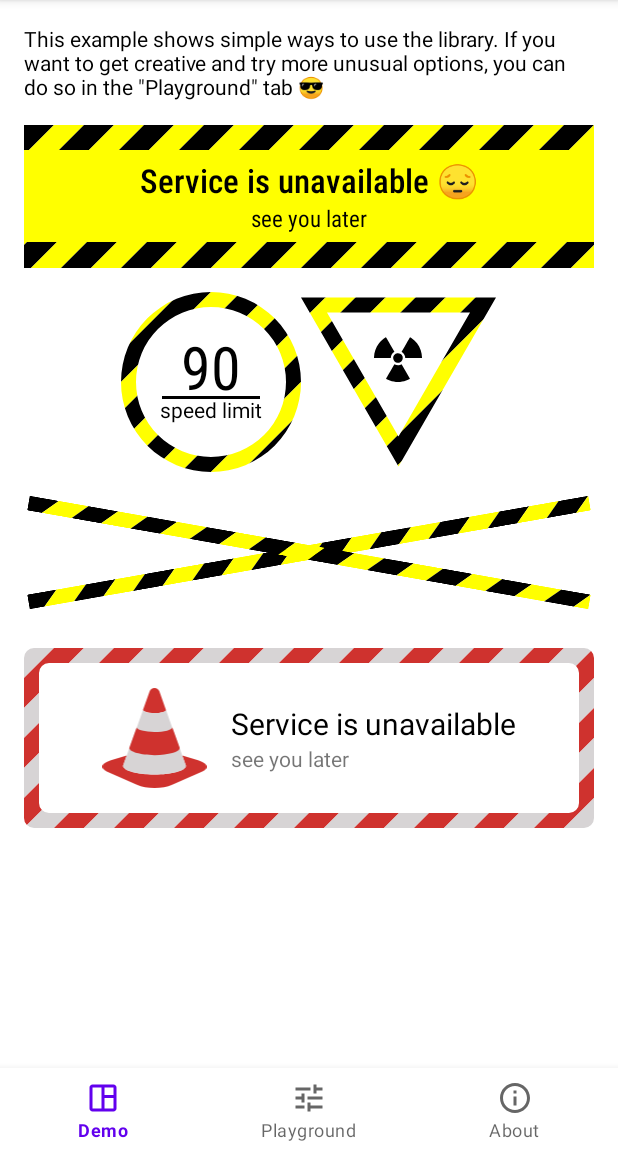
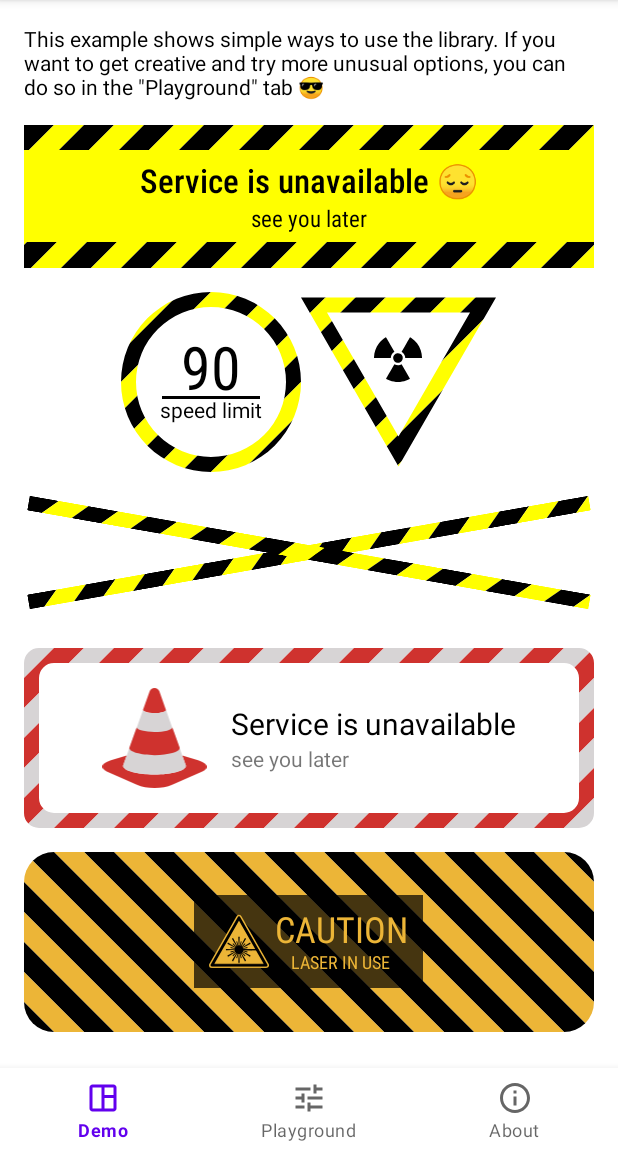
Before and after one commit to alexmedv/BarrierTape, an Android app: the screen it shows after launch (MainActivity), on a phone screen of 412 x 824 dp, the part 84-1236 px from its top. Run offline under Robolectric (Android 15) with nearby library versions, the phone set to English and light mode, and no system bars.

Commit message:
and one more update for demo fragment

```diff
--- a/app/src/main/java/ru/angryrobot/barriertape/demo/fragments/BaseFragment.kt
+++ b/app/src/main/java/ru/angryrobot/barriertape/demo/fragments/BaseFragment.kt
@@ -17,4 +17,7 @@ open class BaseFragment : Fragment() {
     val Int.dp
     get() = (this * resources.displayMetrics.density).toInt()
 
+    val Float.dp
+    get() = this * resources.displayMetrics.density
+
 }
--- a/app/src/main/java/ru/angryrobot/barriertape/demo/fragments/DemoFragment.kt
+++ b/app/src/main/java/ru/angryrobot/barriertape/demo/fragments/DemoFragment.kt
@@ -7,6 +7,7 @@ import android.view.ViewGroup
 import ru.angryrobot.barriertape.BarrierTapeDrawable
 import ru.angryrobot.barriertape.Shape
 import ru.angryrobot.barriertape.TriangleOrientation
+import ru.angryrobot.barriertape.demo.R
 import ru.angryrobot.barriertape.demo.databinding.DemoFragmentBinding
 
 class DemoFragment : BaseFragment() {
@@ -44,8 +45,15 @@ class DemoFragment : BaseFragment() {
         binding.tape6.background = BarrierTapeDrawable().apply {
             lineWidth = 20.dp
             setColors(listOf(0xcf322e, 0xd7d4d5))
-            setRadius(10F)
+            setRadius(10F.dp)
             borderWidth = 10.dp
+        }
+        val laserColor = resources.getColor(R.color.laser_icon)
+        binding.tape7.background = BarrierTapeDrawable().apply {
+            lineWidth = 20.dp
+            isReversed = true
+            setColors(listOf(laserColor, 0x000000))
+            setRadius(20F.dp)
         }
 
         return binding.root
--- /dev/null
+++ b/app/src/main/res/drawable/ic_laser.xml
@@ -0,0 +1,123 @@
+<vector xmlns:android="http://schemas.android.com/apk/res/android"
+    android:width="620dp"
+    android:height="560dp"
+    android:viewportWidth="620"
+    android:viewportHeight="560">
+  <path
+      android:pathData="M310,40l280,490h-560z"
+      android:strokeLineJoin="round"
+      android:strokeWidth="60"
+      android:fillColor="@color/laser_icon"
+      android:strokeColor="@color/laser_icon"/>
+  <path
+      android:pathData="M310,370m-45,0a45,45 0,1 1,90 0a45,45 0,1 1,-90 0"
+      android:fillColor="#000000"
+      android:strokeColor="#00000000"/>
+  <path
+      android:pathData="M308,370l-5,-135h14l-5,135"
+      android:fillColor="#000000"
+      android:strokeColor="#00000000"/>
+  <path
+      android:pathData="M308.068,369.482l20.396,-87.71l9.659,2.588l-26.191,86.157"
+      android:fillColor="#000000"
+      android:strokeColor="#00000000"/>
+  <path
+      android:pathData="M308.268,369l63.17,-119.413l12.124,7l-71.83,114.413"
+      android:fillColor="#000000"
+      android:strokeColor="#00000000"/>
+  <path
+      android:pathData="M308.586,368.586l61.518,-65.761l7.071,7.071l-65.761,61.518"
+      android:fillColor="#000000"
+      android:strokeColor="#00000000"/>
+  <path
+      android:pathData="M309,368.268l114.413,-71.83l7,12.124l-119.413,63.17"
+      android:fillColor="#000000"
+      android:strokeColor="#00000000"/>
+  <path
+      android:pathData="M309.482,368.068l86.157,-26.191l2.588,9.659l-87.71,20.396"
+      android:fillColor="#000000"
+      android:strokeColor="#00000000"/>
+  <path
+      android:pathData="M310,368l135,-5l-0,14l-135,-5"
+      android:fillColor="#000000"
+      android:strokeColor="#00000000"/>
+  <path
+      android:pathData="M310.518,368.068l87.71,20.396l-2.588,9.659l-86.157,-26.191"
+      android:fillColor="#000000"
+      android:strokeColor="#00000000"/>
+  <path
+      android:pathData="M311,368.268l119.413,63.17l-7,12.124l-114.413,-71.83"
+      android:fillColor="#000000"
+      android:strokeColor="#00000000"/>
+  <path
+      android:pathData="M311.414,368.586l65.761,61.518l-7.071,7.071l-61.518,-65.761"
+      android:fillColor="#000000"
+      android:strokeColor="#00000000"/>
+  <path
+      android:pathData="M311.732,369l71.83,114.413l-12.124,7l-63.17,-119.413"
+      android:fillColor="#000000"
+      android:strokeColor="#00000000"/>
+  <path
+      android:pathData="M311.932,369.482l26.191,86.157l-9.659,2.588l-20.396,-87.71"
+      android:fillColor="#000000"
+      android:strokeColor="#00000000"/>
+  <path
+      android:pathData="M312,370l5,135l-14,-0l5,-135"
+      android:fillColor="#000000"
+      android:strokeColor="#00000000"/>
+  <path
+      android:pathData="M311.932,370.518l-20.396,87.71l-9.659,-2.588l26.191,-86.157"
+      android:fillColor="#000000"
+      android:strokeColor="#00000000"/>
+  <path
+      android:pathData="M311.732,371l-63.17,119.413l-12.124,-7l71.83,-114.413"
+      android:fillColor="#000000"
+      android:strokeColor="#00000000"/>
+  <path
+      android:pathData="M311.414,371.414l-61.518,65.761l-7.071,-7.071l65.761,-61.518"
+      android:fillColor="#000000"
+      android:strokeColor="#00000000"/>
+  <path
+      android:pathData="M311,371.732l-114.413,71.83l-7,-12.124l119.413,-63.17"
+      android:fillColor="#000000"
+      android:strokeColor="#00000000"/>
+  <path
+      android:pathData="M310.518,371.932l-86.157,26.191l-2.588,-9.659l87.71,-20.396"
+      android:fillColor="#000000"
+      android:strokeColor="#00000000"/>
+  <path
+      android:pathData="M310,372l-135,5l0,-14l135,5"
+      android:fillColor="#000000"
+      android:strokeColor="#00000000"/>
+  <path
+      android:pathData="M309.482,371.932l-87.71,-20.396l2.588,-9.659l86.157,26.191"
+      android:fillColor="#000000"
+      android:strokeColor="#00000000"/>
+  <path
+      android:pathData="M309,371.732l-119.413,-63.17l7,-12.124l114.413,71.83"
+      android:fillColor="#000000"
+      android:strokeColor="#00000000"/>
+  <path
+      android:pathData="M308.586,371.414l-65.761,-61.518l7.071,-7.071l61.518,65.761"
+      android:fillColor="#000000"
+      android:strokeColor="#00000000"/>
+  <path
+      android:pathData="M308.268,371l-71.83,-114.413l12.124,-7l63.17,119.413"
+      android:fillColor="#000000"
+      android:strokeColor="#00000000"/>
+  <path
+      android:pathData="M308.068,370.518l-26.191,-86.157l9.659,-2.588l20.396,87.71"
+      android:fillColor="#000000"
+      android:strokeColor="#00000000"/>
+  <path
+      android:pathData="M310,370h200"
+      android:strokeWidth="14"
+      android:fillColor="#00000000"
+      android:strokeColor="#000000"/>
+  <path
+      android:pathData="M310,40l280,490h-560z"
+      android:strokeLineJoin="round"
+      android:strokeWidth="30"
+      android:fillColor="#00000000"
+      android:strokeColor="#000000"/>
+</vector>
--- a/app/src/main/res/layout/demo_fragment.xml
+++ b/app/src/main/res/layout/demo_fragment.xml
@@ -112,9 +112,9 @@
         </LinearLayout>
 
         <FrameLayout
-            android:layout_marginBottom="16dp"
             android:layout_width="match_parent"
-            android:layout_height="95dp">
+            android:layout_height="95dp"
+            android:layout_marginBottom="16dp">
 
             <View
                 android:id="@+id/tape4"
@@ -138,10 +138,11 @@
             android:layout_width="match_parent"
             android:layout_height="120dp"
             android:layout_marginBottom="16dp">
+
             <LinearLayout
-                android:layout_gravity="center"
                 android:layout_width="wrap_content"
-                android:layout_height="wrap_content">
+                android:layout_height="wrap_content"
+                android:layout_gravity="center">
 
                 <ImageView
                     android:layout_width="70dp"
@@ -150,10 +151,10 @@
                     app:srcCompat="@drawable/ic_cone" />
 
                 <LinearLayout
-                    android:layout_marginStart="16dp"
-                    android:layout_gravity="center_vertical"
                     android:layout_width="wrap_content"
                     android:layout_height="wrap_content"
+                    android:layout_gravity="center_vertical"
+                    android:layout_marginStart="16dp"
                     android:orientation="vertical">
 
 
@@ -175,6 +176,59 @@
             </LinearLayout>
         </FrameLayout>
 
+        <LinearLayout
+            android:id="@+id/tape7"
+            android:layout_width="match_parent"
+            android:layout_height="120dp"
+            android:layout_gravity="center_horizontal"
+            android:layout_marginBottom="6dp"
+            android:gravity="center"
+            android:orientation="vertical">
+
+            <LinearLayout
+                android:layout_width="wrap_content"
+                android:layout_height="wrap_content"
+                android:background="#B4000000"
+                android:gravity="center"
+                android:orientation="horizontal"
+                android:paddingHorizontal="10dp"
+                android:paddingVertical="10dp">
+
+                <ImageView
+                    android:layout_width="40dp"
+                    android:layout_height="40dp"
+                    app:srcCompat="@drawable/ic_laser" />
+
+                <LinearLayout
+                    android:layout_width="wrap_content"
+                    android:layout_height="wrap_content"
+                    android:layout_marginStart="4dp"
+                    android:orientation="vertical">
+
+                    <TextView
+                        android:layout_width="wrap_content"
+                        android:layout_height="wrap_content"
+                        android:fontFamily="sans-serif-condensed"
+                        android:includeFontPadding="false"
+                        android:text="Caution"
+                        android:textAllCaps="true"
+                        android:textColor="@color/laser_icon"
+                        android:textSize="24sp" />
+
+                    <TextView
+                        android:layout_width="wrap_content"
+                        android:layout_height="wrap_content"
+                        android:layout_gravity="center_horizontal"
+                        android:fontFamily="sans-serif-condensed"
+                        android:includeFontPadding="false"
+                        android:text="laser in use"
+                        android:textAllCaps="true"
+                        android:textColor="@color/laser_icon"
+                        android:textSize="12sp" />
+
+                </LinearLayout>
+            </LinearLayout>
+        </LinearLayout>
     </LinearLayout>
 
 </ScrollView>
--- a/app/src/main/res/layout/playground_fragment.xml
+++ b/app/src/main/res/layout/playground_fragment.xml
@@ -49,16 +49,18 @@
 
             <Spinner
                 android:id="@+id/shapeType"
-                android:layout_width="wrap_content"
+                android:layout_width="0dp"
                 android:layout_height="wrap_content"
                 android:layout_weight="1"
-                android:minHeight="28dp" />
+                android:minHeight="28dp"
+                tools:ignore="TouchTargetSizeCheck,SpeakableTextPresentCheck" />
 
             <CheckBox
                 android:id="@+id/reversed"
                 android:layout_width="wrap_content"
                 android:layout_height="match_parent"
-                android:text="Reversed" />
+                android:text="Reversed"
+                tools:ignore="TouchTargetSizeCheck" />
 
 
         </LinearLayout>
--- a/app/src/main/res/values/colors.xml
+++ b/app/src/main/res/values/colors.xml
@@ -7,4 +7,5 @@
     <color name="teal_700">#FF018786</color>
     <color name="black">#FF000000</color>
     <color name="white">#FFFFFFFF</color>
+    <color name="laser_icon">#ECB537</color>
 </resources>
--- a/barriertape/src/main/java/ru/angryrobot/barriertape/BarrierTapeDrawable.kt
+++ b/barriertape/src/main/java/ru/angryrobot/barriertape/BarrierTapeDrawable.kt
@@ -1,16 +1,13 @@
 package ru.angryrobot.barriertape
 
-import android.content.res.Resources
 import android.graphics.*
 import android.graphics.drawable.Drawable
 import android.os.SystemClock
-import android.util.AttributeSet
 import android.util.Log
 import androidx.annotation.FloatRange
 import androidx.annotation.IntRange
 import androidx.annotation.MainThread
 import androidx.annotation.Px
-import org.xmlpull.v1.XmlPullParser
 import kotlin.math.*
 import kotlin.reflect.KMutableProperty1
 
@@ -26,6 +23,7 @@ open class BarrierTapeDrawable : Drawable() {
 
     @IntRange(from = 1) @Px
     var lineWidth = 25
+        @MainThread
         set(value) {
             assert(value >= 1) { "LineWidth must be > 0 (input value = $value)" }
             field = value
@@ -100,10 +98,6 @@ open class BarrierTapeDrawable : Drawable() {
         colors.clear()
         colors.addAll(newColors)
         invalidateSelf()
-    }
-
-    override fun inflate( r: Resources, parser: XmlPullParser, attrs: AttributeSet, theme: Resources.Theme? ) {
-        super.inflate(r, parser, attrs, theme)
     }
 
     private fun calcTrianglePoint(top: Point, ab: Point, ac: Point, thickness: Int): Point {
```
